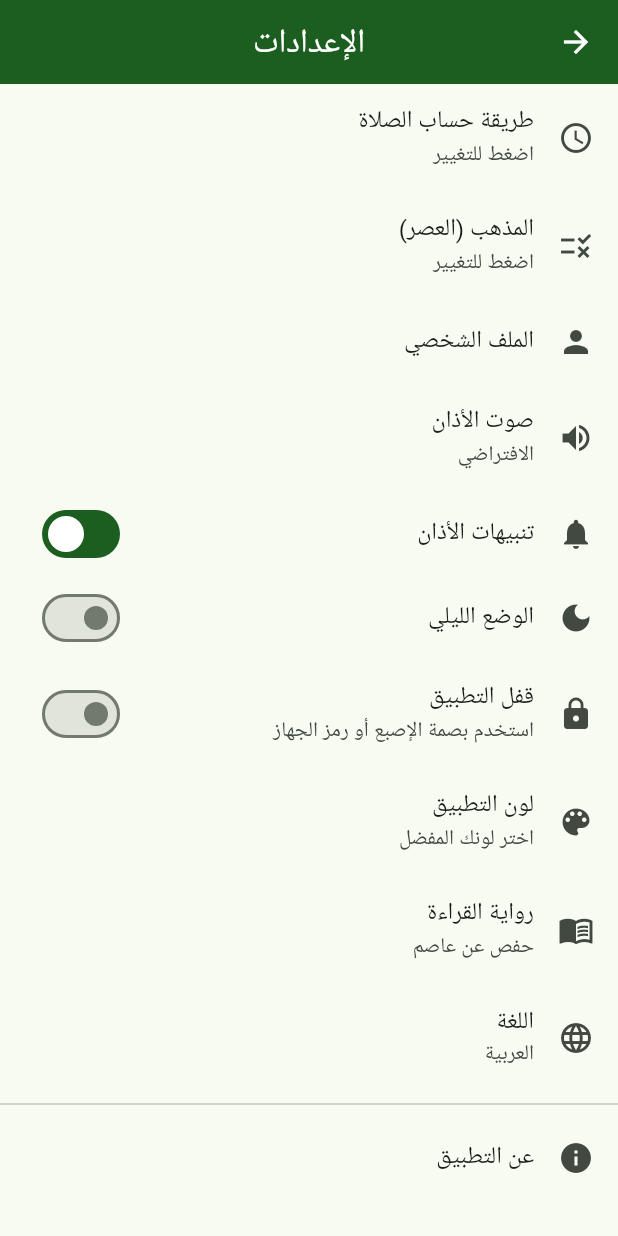
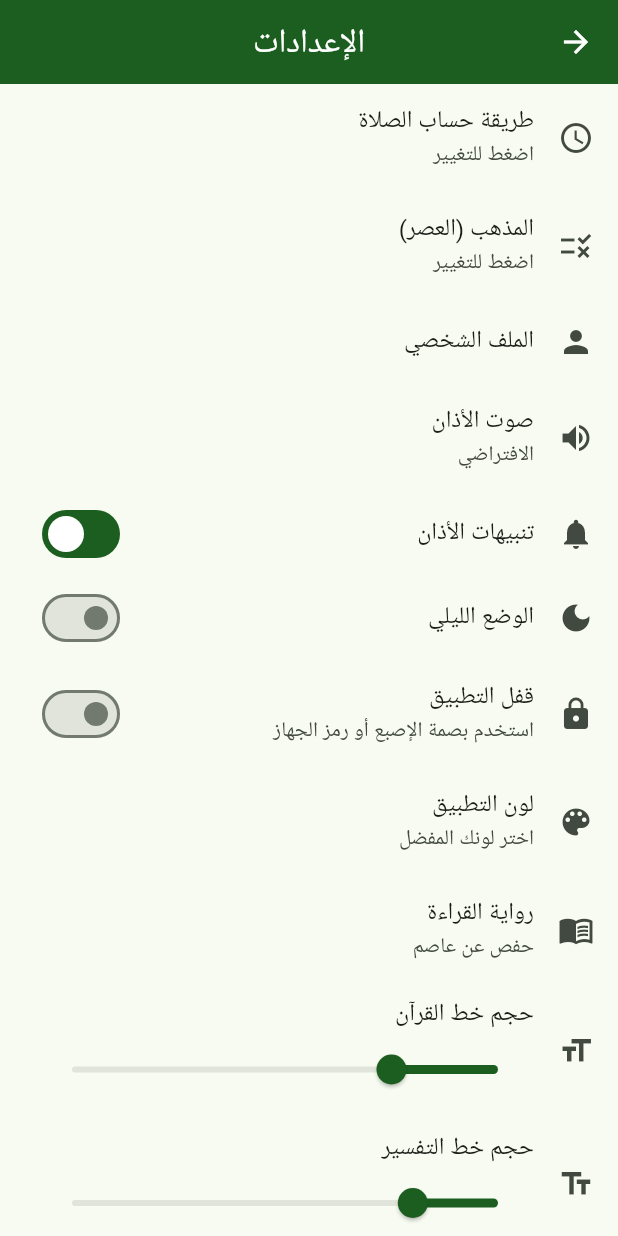
Before and after one commit to Mahmoudelsisy/Ayat, a Flutter app: the SettingsView screen opened directly, on a phone screen of 412 x 824 dp. Run offline on Flutter 3.47's test engine with Material 3 defaults, Android fonts, the phone set to English and light mode, and no system bars; our stand-ins replace adhan, drift, fl_chart, flutter_heatmap_calendar, flutter_local_notifications, flutter_riverpod and 9 more; missing offline and left inert: flutter_qiblah, sqlite3; accounts and stored records are empty; generated files the repository leaves out were written again; network calls fail; Roboto replaces fonts that are missing (Cairo).

Commit message:
feat: add Parallel View, Font customization, and Daily Reminders
- Implemented Parallel View (Ayah + Tafsir) in Quran reading mode.
- Added global Font Size customization for Quran and Tafsir text.
- Enabled Daily 'Dua of the Day' system notifications.
- Automated Achievements for streaks, fasting logs, and reading milestones.
- Refined UI logic for better user engagement.

Co-authored-by: Mahmoudelsisy <104795802+Mahmoudelsisy@users.noreply.github.com>

```diff
--- a/lib/features/settings/views/settings_view.dart
+++ b/lib/features/settings/views/settings_view.dart
@@ -2,6 +2,7 @@ import 'package:flutter/material.dart';
 import 'package:flutter_riverpod/flutter_riverpod.dart';
 import '../../../main.dart';
 import '../../prayer_times/providers/prayer_settings_provider.dart';
+import '../../../shared/providers/font_provider.dart';
 import '../../../shared/providers/reading_provider.dart';
 import '../../../core/services/data_download_service.dart';
 
@@ -178,6 +179,8 @@ class SettingsView extends ConsumerWidget {
   @override
   Widget build(BuildContext context, WidgetRef ref) {
     final themeMode = ref.watch(themeModeProvider);
+    final quranFontSize = ref.watch(quranFontSizeProvider);
+    final tafsirFontSize = ref.watch(tafsirFontSizeProvider);
 
     return Scaffold(
       appBar: AppBar(title: const Text('الإعدادات')),
@@ -246,6 +249,26 @@ class SettingsView extends ConsumerWidget {
             onTap: () => _showReadingSelection(context, ref),
           ),
           ListTile(
+            leading: const Icon(Icons.format_size),
+            title: const Text('حجم خط القرآن'),
+            subtitle: Slider(
+              value: quranFontSize,
+              min: 16,
+              max: 48,
+              onChanged: (val) => ref.read(quranFontSizeProvider.notifier).state = val,
+            ),
+          ),
+          ListTile(
+            leading: const Icon(Icons.text_fields),
+            title: const Text('حجم خط التفسير'),
+            subtitle: Slider(
+              value: tafsirFontSize,
+              min: 12,
+              max: 32,
+              onChanged: (val) => ref.read(tafsirFontSizeProvider.notifier).state = val,
+            ),
+          ),
+          ListTile(
             leading: const Icon(Icons.language),
             title: const Text('اللغة'),
             subtitle: const Text('العربية'),
--- a/lib/shared/providers/font_provider.dart
+++ b/lib/shared/providers/font_provider.dart
@@ -1,6 +1,9 @@
 import 'package:flutter_riverpod/flutter_riverpod.dart';
 
 final selectedFontProvider = StateProvider<String>((ref) => 'Cairo');
+
+final quranFontSizeProvider = StateProvider<double>((ref) => 24.0);
+final tafsirFontSizeProvider = StateProvider<double>((ref) => 16.0);
 
 final availableFonts = [
   'Cairo',
```
Also changed, not shown: lib/features/home/views/home_view.dart (+25 -8 lines), lib/features/quran/views/surah_detail_screen.dart (+27 -2 lines), lib/features/tafsir/providers/tafsir_provider.dart (+11 -0 lines), lib/main.dart (+17 -0 lines).
